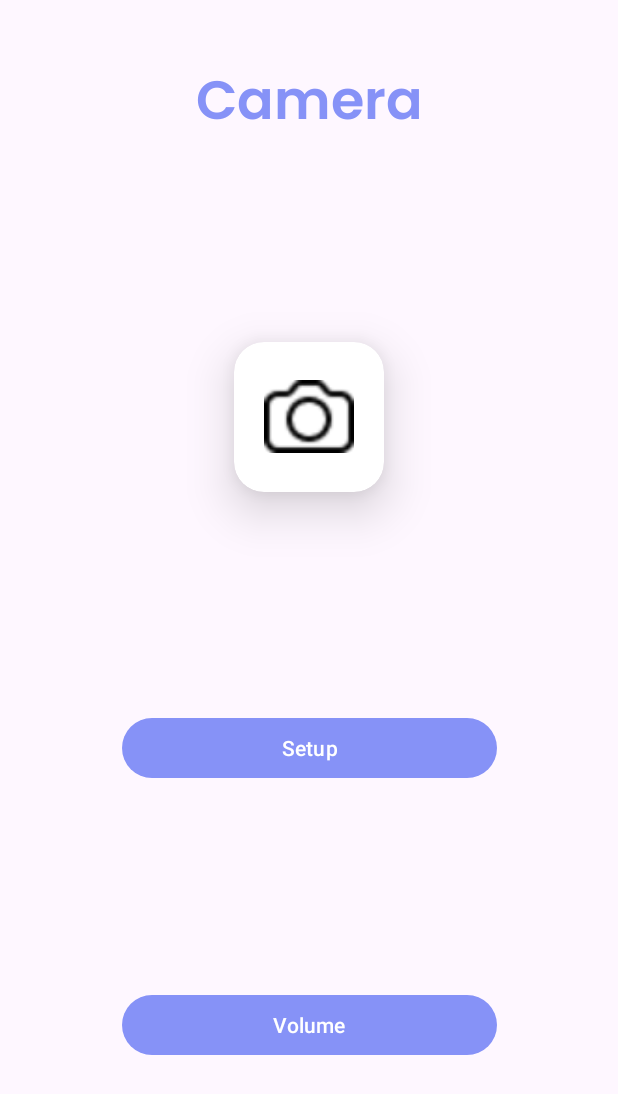
After one commit to OCovachConestoga/Group18-Sec3-HomeSecurityApp-Owen-Michelle-Hang-Nick, an Android app: the CameraActivity screen opened directly, with no data from a screen before it, on a phone screen of 412 x 824 dp. The commit adds this screen. Shown: the top 1094 px of the screen. Run offline under Robolectric (Android 15) with nearby library versions, the phone set to English and light mode, and no system bars.

Commit message:
add: implement Camera screen with basic components
Co-Authored-By: mgordon <146022076+mag9073@users.noreply.github.com>

```diff
--- a/app/src/main/AndroidManifest.xml
+++ b/app/src/main/AndroidManifest.xml
@@ -13,6 +13,9 @@
         android:theme="@style/Theme.Home_Security_System_App"
         tools:targetApi="31">
         <activity
+            android:name=".CameraActivity"
+            android:exported="false" />
+        <activity
             android:name=".MainActivity"
             android:exported="true">
             <intent-filter>
@@ -21,6 +24,7 @@
                 <category android:name="android.intent.category.LAUNCHER" />
             </intent-filter>
         </activity>
+
         <meta-data
             android:name="preloaded_fonts"
             android:resource="@array/preloaded_fonts" />
--- /dev/null
+++ b/app/src/main/java/com/example/home_security_system_app/CameraActivity.java
@@ -0,0 +1,24 @@
+package com.example.home_security_system_app;
+
+import android.os.Bundle;
+
+import androidx.activity.EdgeToEdge;
+import androidx.appcompat.app.AppCompatActivity;
+import androidx.core.graphics.Insets;
+import androidx.core.view.ViewCompat;
+import androidx.core.view.WindowInsetsCompat;
+
+public class CameraActivity extends AppCompatActivity {
+
+    @Override
+    protected void onCreate(Bundle savedInstanceState) {
+        super.onCreate(savedInstanceState);
+        EdgeToEdge.enable(this);
+        setContentView(R.layout.activity_camera);
+        ViewCompat.setOnApplyWindowInsetsListener(findViewById(R.id.main), (v, insets) -> {
+            Insets systemBars = insets.getInsets(WindowInsetsCompat.Type.systemBars());
+            v.setPadding(systemBars.left, systemBars.top, systemBars.right, systemBars.bottom);
+            return insets;
+        });
+    }
+}
--- a/app/src/main/java/com/example/home_security_system_app/MainActivity.java
+++ b/app/src/main/java/com/example/home_security_system_app/MainActivity.java
@@ -1,24 +1,33 @@
 package com.example.home_security_system_app;
 
+import android.content.Intent;
 import android.os.Bundle;
+import android.view.View;
 
 import androidx.activity.EdgeToEdge;
 import androidx.appcompat.app.AppCompatActivity;
+import androidx.cardview.widget.CardView;
 import androidx.core.graphics.Insets;
 import androidx.core.view.ViewCompat;
 import androidx.core.view.WindowInsetsCompat;
 
 public class MainActivity extends AppCompatActivity {
 
+    CardView cameraCard;
+
     @Override
     protected void onCreate(Bundle savedInstanceState) {
         super.onCreate(savedInstanceState);
-        EdgeToEdge.enable(this);
-        setContentView(R.layout.activity_main);
-        ViewCompat.setOnApplyWindowInsetsListener(findViewById(R.id.main), (v, insets) -> {
-            Insets systemBars = insets.getInsets(WindowInsetsCompat.Type.systemBars());
-            v.setPadding(systemBars.left, systemBars.top, systemBars.right, systemBars.bottom);
-            return insets;
+        setContentView((R.layout.activity_main));
+
+        cameraCard = findViewById(R.id.cameraCard);
+
+        cameraCard.setOnClickListener(new View.OnClickListener(){
+            @Override
+            public void onClick(View view) {
+                Intent intent = new Intent(MainActivity.this, CameraActivity.class);
+                startActivity(intent);
+            }
         });
     }
 }
--- /dev/null
+++ b/app/src/main/res/layout/activity_camera.xml
@@ -0,0 +1,87 @@
+<?xml version="1.0" encoding="utf-8"?>
+<androidx.constraintlayout.widget.ConstraintLayout
+    xmlns:android="http://schemas.android.com/apk/res/android"
+    xmlns:app="http://schemas.android.com/apk/res-auto"
+    xmlns:tools="http://schemas.android.com/tools"
+    android:id="@+id/main"
+    android:layout_width="match_parent"
+    android:layout_height="match_parent"
+    tools:context=".CameraActivity">
+
+    <TextView
+        android:id="@+id/cameraTitle"
+        android:layout_width="wrap_content"
+        android:layout_height="wrap_content"
+        android:text="@string/camera"
+        android:textSize="36sp"
+        android:layout_marginTop="40dp"
+        android:fontFamily="@font/poppins_semibold"
+        android:textColor="@color/lavender"
+        app:layout_constraintTop_toTopOf="parent"
+        app:layout_constraintStart_toStartOf="parent"
+        app:layout_constraintEnd_toEndOf="parent"/>
+
+    <androidx.cardview.widget.CardView
+        android:id="@+id/cameraCard"
+        android:layout_width="100dp"
+        android:layout_height="100dp"
+        android:layout_margin="10dp"
+        app:cardElevation="20dp"
+        app:cardCornerRadius="20dp"
+        app:layout_constraintTop_toBottomOf="@id/cameraTitle"
+        app:layout_constraintStart_toStartOf="parent"
+        app:layout_constraintEnd_toEndOf="parent"
+        app:layout_constraintBottom_toTopOf="@+id/setupButton">
+
+        <RelativeLayout
+            android:layout_width="match_parent"
+            android:layout_height="match_parent">
+
+            <ImageView
+                android:id="@+id/cameraImageInsideCard"
+                android:layout_width="60dp"
+                android:layout_height="70dp"
+                android:src="@drawable/camera"
+                android:layout_centerInParent="true"
+                android:contentDescription="@string/CameraCard" />
+
+            <TextView
+                android:id="@+id/cameraName"
+                android:layout_width="wrap_content"
+                android:layout_height="wrap_content"
+                android:layout_below="@id/cameraImageInsideCard"
+                android:layout_centerHorizontal="true"
+                android:layout_marginTop="10dp"
+                android:fontFamily="@font/poppins_semibold"
+                android:text="@string/camera"
+                android:textColor="@color/lavender"
+                android:textSize="20sp" />
+        </RelativeLayout>
+    </androidx.cardview.widget.CardView>
+
+    <Button
+        android:width="250dp"
+        android:id="@+id/setupButton"
+        android:layout_width="wrap_content"
+        android:layout_height="wrap_content"
+        android:text="@string/SetupTitle"
+        app:layout_constraintTop_toBottomOf="@+id/cameraCard"
+        app:layout_constraintStart_toStartOf="parent"
+        app:layout_constraintEnd_toEndOf="parent"
+        app:layout_constraintBottom_toTopOf="@+id/volumeButton"
+        android:layout_marginTop="20dp" />
+
+    <Button
+        android:width="250dp"
+        android:id="@+id/volumeButton"
+        android:layout_width="wrap_content"
+        android:layout_height="wrap_content"
+        android:text="@string/VolumeTitle"
+        app:layout_constraintTop_toBottomOf="@+id/setupButton"
+        app:layout_constraintStart_toStartOf="parent"
+        app:layout_constraintEnd_toEndOf="parent"
+        app:layout_constraintBottom_toBottomOf="parent"
+        android:layout_marginTop="20dp" />
+
+
+</androidx.constraintlayout.widget.ConstraintLayout>
--- a/app/src/main/res/layout/activity_main.xml
+++ b/app/src/main/res/layout/activity_main.xml
@@ -78,7 +78,7 @@
 
                     <ImageView
                         android:id="@+id/cameraImage"
-                        android:layout_width="70dp"
+                        android:layout_width="60dp"
                         android:layout_height="70dp"
                         android:layout_centerHorizontal="true"
                         android:layout_marginTop="15dp"
--- a/app/src/main/res/values/strings.xml
+++ b/app/src/main/res/values/strings.xml
@@ -13,4 +13,6 @@
     <string name="AlarmsCard">Alarms</string>
     <string name="SpeakerCard">Speaker</string>
     <string name="MotionDetectorCard">Motion Detector</string>
+    <string name="SetupTitle">Setup</string>
+    <string name="VolumeTitle">Volume</string>
 </resources>
```
Also changed, not shown: app/src/main/res/drawable/camera.png.
